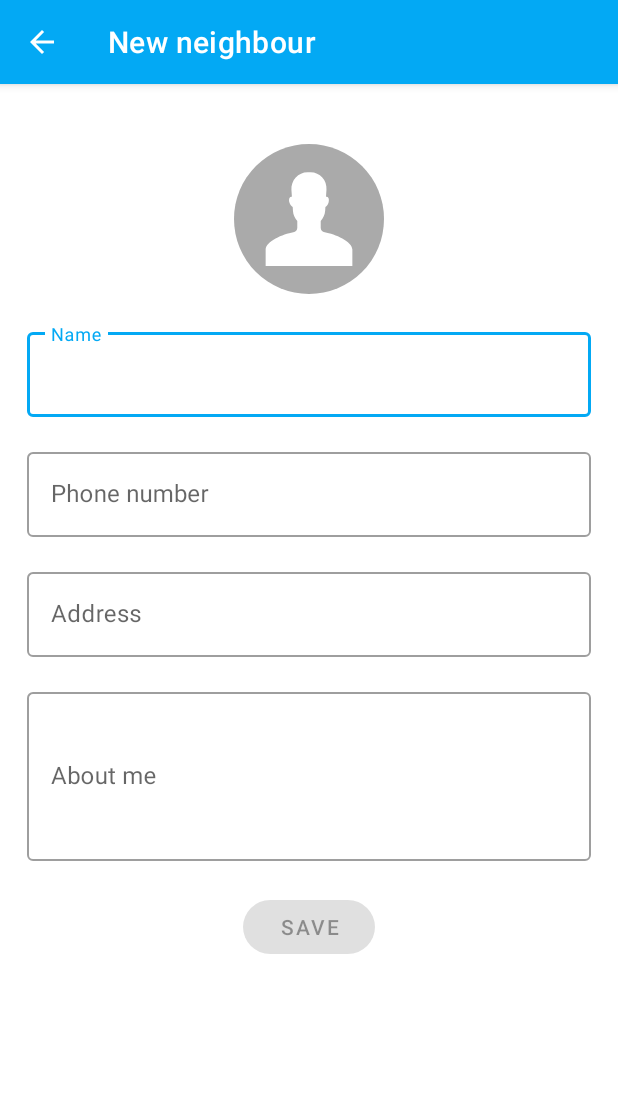
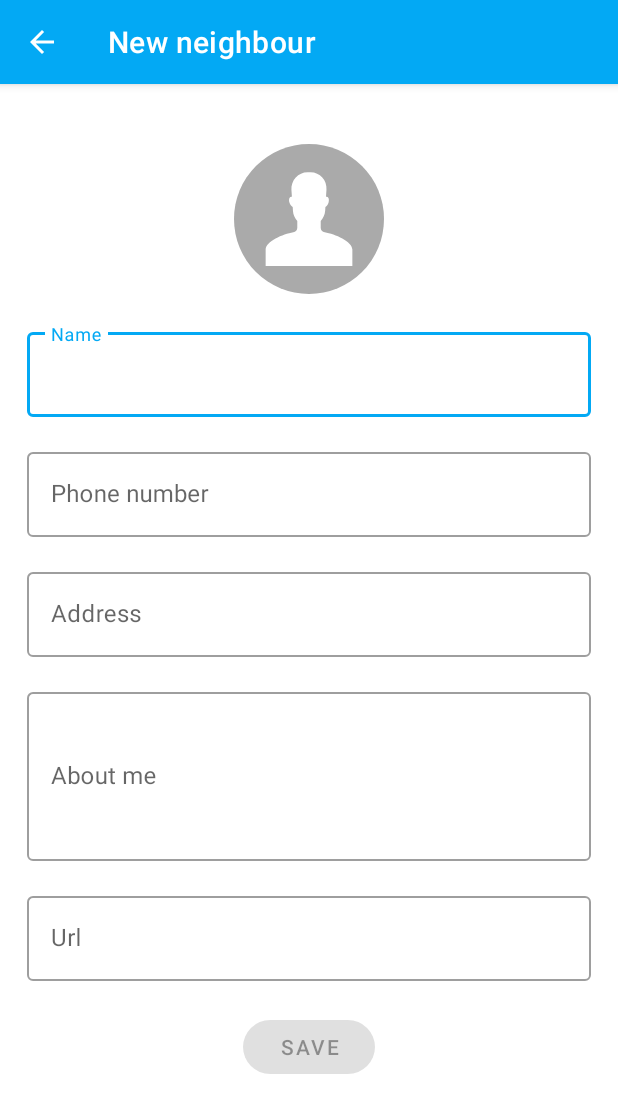
Before and after one commit to Daiqua/Entrevoisins_Travail, an Android app: the AddNeighbourActivity screen opened directly, with no data from a screen before it, on a phone screen of 412 x 824 dp. Shown: the top 1113 px of the screen. Run offline under Robolectric (Android 15) with nearby library versions, the phone set to English and light mode, and no system bars; our stand-ins replace ButterKnife; pictures from the network do not load.

Commit message:
Clean + add Url parameter to all class using it

```diff
--- a/app/src/main/java/com/openclassrooms/entrevoisins/service/NeighbourApiService.java
+++ b/app/src/main/java/com/openclassrooms/entrevoisins/service/NeighbourApiService.java
@@ -16,7 +16,7 @@ public interface NeighbourApiService {
      */
     List<Neighbour> getNeighbours();
 
-    //TODO removale?
+//TODO: add comment
     //added by Yoann
     List<Neighbour> getFavoriteNeighbours();
 
--- a/app/src/main/java/com/openclassrooms/entrevoisins/ui/neighbour_list/AddNeighbourActivity.java
+++ b/app/src/main/java/com/openclassrooms/entrevoisins/ui/neighbour_list/AddNeighbourActivity.java
@@ -35,6 +35,8 @@ public class AddNeighbourActivity extends AppCompatActivity {
     TextInputLayout addressInput;
     @BindView(R.id.aboutMeLyt)
     TextInputLayout aboutMeInput;
+    @BindView(R.id.urlLyt)
+    TextInputLayout urlInput;
     @BindView(R.id.create)
     MaterialButton addButton;
 
@@ -88,7 +90,10 @@ public class AddNeighbourActivity extends AppCompatActivity {
                 addressInput.getEditText().getText().toString(),
                 phoneInput.getEditText().getText().toString(),
                 aboutMeInput.getEditText().getText().toString(),
-                false //added by Yoann: set isFavorite False by default
+                false, //added by Yoann: set isFavorite False by default
+                urlInput.getEditText().getText().toString() //TODO: check with Claire if an update is necessary to add edit Text
+
+
 
         );
         mApiService.createNeighbour(neighbour);
--- a/app/src/main/res/drawable/baseline_star_rate_lime_a200_24dp.xml
+++ /dev/null
@@ -1,6 +0,0 @@
-<?xml version="1.0" encoding="UTF-8" standalone="no"?>
-<vector xmlns:android="http://schemas.android.com/apk/res/android" android:height="24dp" android:tint="#EEFF41" android:viewportHeight="24.0" android:viewportWidth="24.0" android:width="24dp">
-
-    <path android:fillColor="@android:color/white" android:pathData="M14.43,10l-2.43,-8l-2.43,8l-7.57,0l6.18,4.41l-2.35,7.59l6.17,-4.69l6.18,4.69l-2.35,-7.59l6.17,-4.41z"/>
-
-</vector>
--- a/app/src/main/res/drawable/ic_star_border_white_24dp.xml
+++ /dev/null
@@ -1,5 +0,0 @@
-<vector android:height="24dp" android:tint="#FFFFFF"
-    android:viewportHeight="24.0" android:viewportWidth="24.0"
-    android:width="24dp" xmlns:android="http://schemas.android.com/apk/res/android">
-    <path android:fillColor="#FF000000" android:pathData="M22,9.24l-7.19,-0.62L12,2 9.19,8.63 2,9.24l5.46,4.73L5.82,21 12,17.27 18.18,21l-1.63,-7.03L22,9.24zM12,15.4l-3.76,2.27 1,-4.28 -3.32,-2.88 4.38,-0.38L12,6.1l1.71,4.04 4.38,0.38 -3.32,2.88 1,4.28L12,15.4z"/>
-</vector>
--- a/app/src/main/res/drawable/ic_star_white_24dp.xml
+++ /dev/null
@@ -1,5 +0,0 @@
-<vector android:height="24dp" android:tint="#FFFFFF"
-    android:viewportHeight="24.0" android:viewportWidth="24.0"
-    android:width="24dp" xmlns:android="http://schemas.android.com/apk/res/android">
-    <path android:fillColor="#FF000000" android:pathData="M12,17.27L18.18,21l-1.64,-7.03L22,9.24l-7.19,-0.61L12,2 9.19,8.63 2,9.24l5.46,4.73L5.82,21z"/>
-</vector>
--- a/app/src/main/res/layout/activity_add_neighbour.xml
+++ b/app/src/main/res/layout/activity_add_neighbour.xml
@@ -88,6 +88,22 @@
                 android:inputType="textMultiLine" />
         </android.support.design.widget.TextInputLayout>
 
+        <android.support.design.widget.TextInputLayout
+            android:id="@+id/urlLyt"
+            style="@style/Widget.MaterialComponents.TextInputLayout.OutlinedBox"
+            android:layout_width="match_parent"
+            android:layout_height="wrap_content"
+            android:layout_marginTop="18dp">
+
+            <android.support.design.widget.TextInputEditText
+                android:id="@+id/url"
+                android:layout_width="match_parent"
+                android:layout_height="wrap_content"
+                android:ems="10"
+                android:hint="Url"
+                android:inputType="text" />
+        </android.support.design.widget.TextInputLayout>
+
         <android.support.design.button.MaterialButton
             android:id="@+id/create"
             style="@style/Widget.MaterialComponents.Button"
```
Also changed, not shown: app/src/main/java/com/openclassrooms/entrevoisins/model/Neighbour.java (+19 -5 lines), app/src/main/java/com/openclassrooms/entrevoisins/service/DummyNeighbourGenerator.java (+12 -18 lines), app/src/main/java/com/openclassrooms/entrevoisins/ui/neighbour_list/MyNeighbourRecyclerViewAdapter.java (+20 -17 lines), app/src/main/java/com/openclassrooms/entrevoisins/ui/neighbour_list/NeighbourDetailsActivity.java (+24 -40 lines), app/src/main/res/layout/activity_neighbour_details.xml (+3 -14 lines), app/src/main/res/layout/activity_neighbour_details_collapsingtoolbar.xml (+2 -20 lines), 2 other files.
